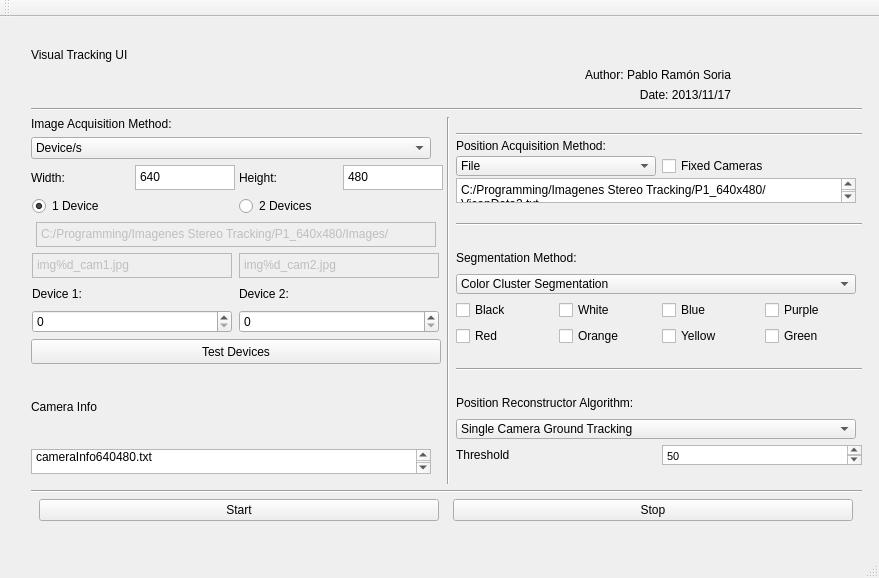
The window that VisualTrackingUI-QT/VisualTrackingUI-QT/mainwindow.ui (Bardo91/DepartamentoESI) describes before a commit, drawn with Qt 5.
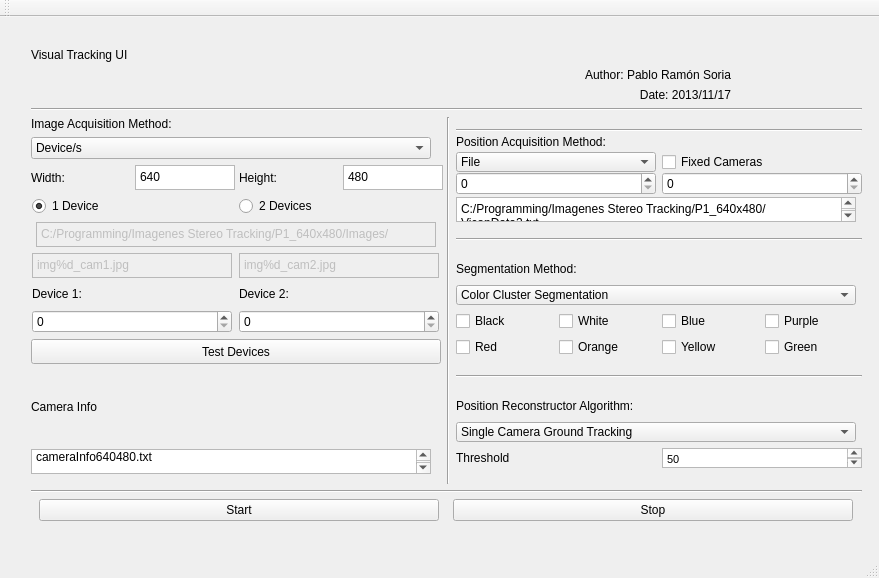
The same window after the commit.

Commit message: --> Added Vicon connection functionality --> Some additions in one camera application

```diff
--- a/VisualTrackingUI-QT/VisualTrackingUI-QT/mainwindow.ui
+++ b/VisualTrackingUI-QT/VisualTrackingUI-QT/mainwindow.ui
@@ -648,6 +648,16 @@
              </item>
             </layout>
            </item>
+           <item>
+            <layout class="QHBoxLayout" name="horizontalLayout_5">
+             <item>
+              <widget class="QSpinBox" name="dev1ViconSpinBox"/>
+             </item>
+             <item>
+              <widget class="QSpinBox" name="dev2ViconSpinBox"/>
+             </item>
+            </layout>
+           </item>
            <item>
             <widget class="QPlainTextEdit" name="posAcqMethodEditText">
              <property name="sizePolicy">
```
The commit also changes 17 other files.
